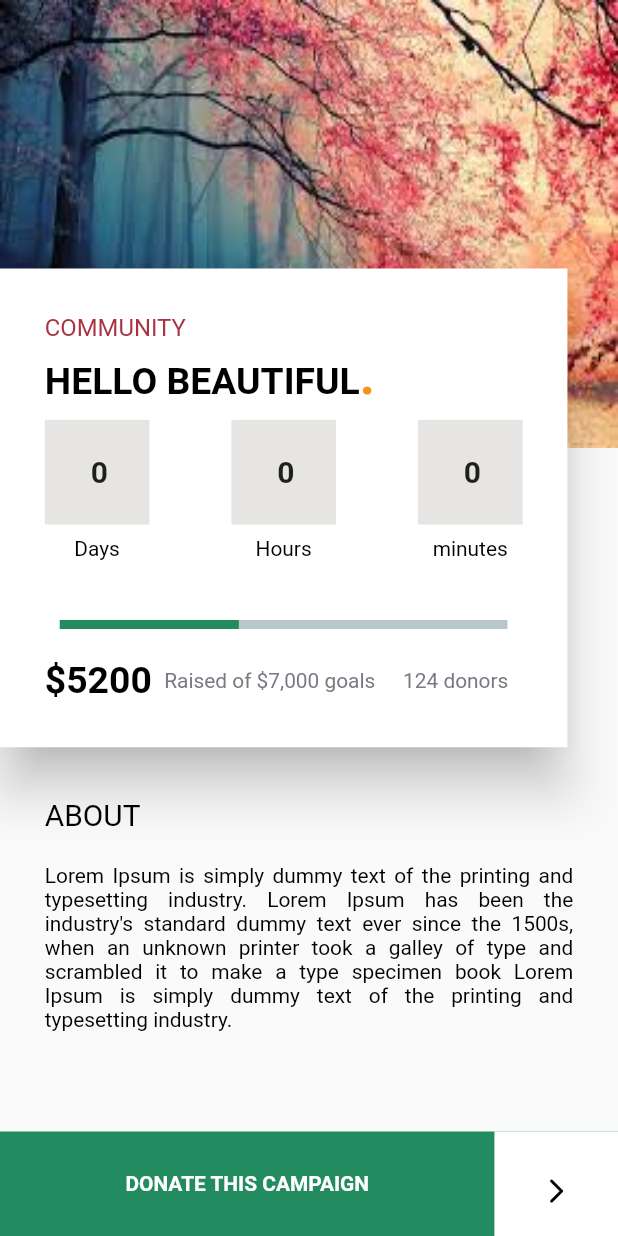
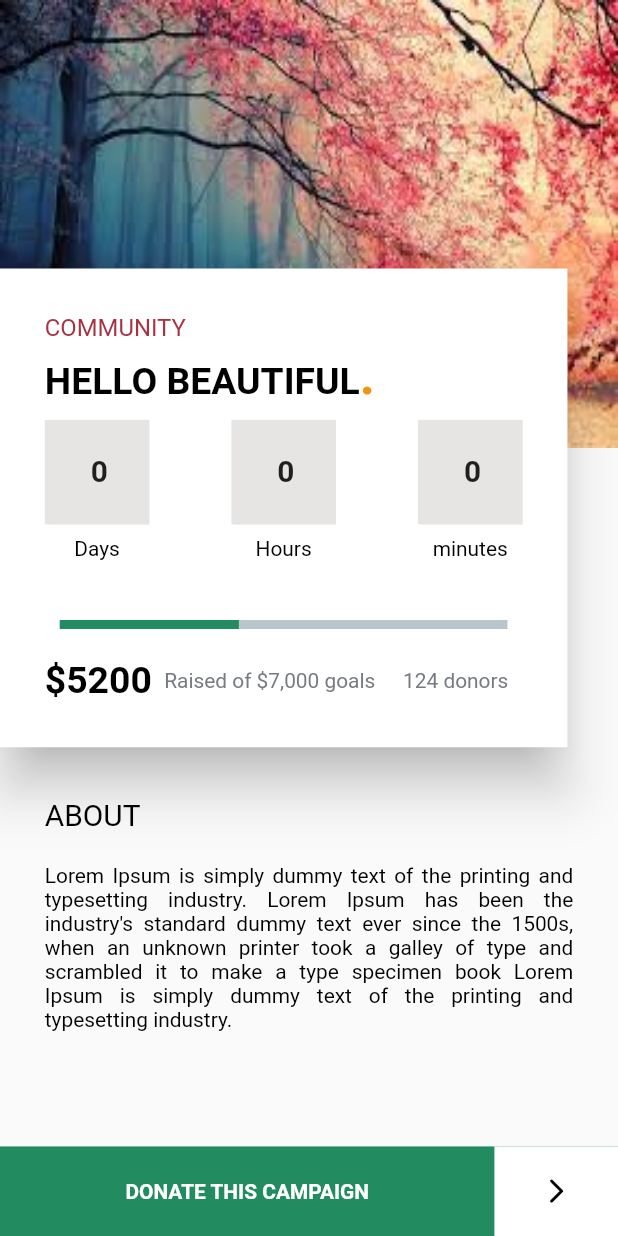
Before and after one commit to mk1799/flutter-animation, a Flutter app: the screen it shows after launch, after a tap on an icon or button, on a phone screen of 412 x 824 dp. Run offline on Flutter 3.47's test engine with Material 2 defaults, Android fonts, the phone set to English and light mode, and no system bars; our stand-ins replace hexcolor.

Commit message:
-font size changes

```diff
--- a/lib/screens/Description.dart
+++ b/lib/screens/Description.dart
@@ -33,7 +33,7 @@ class _DescriptionState extends State<Description> {
       // backgroundColor: bgColor,
       bottomNavigationBar: Container(
         color: HexColor("#228c60"),
-        height: getSize(70),
+        // height: getSize(70),
         child: Row(
           children: [
             Expanded(
@@ -51,7 +51,7 @@ class _DescriptionState extends State<Description> {
             Expanded(
               flex: 1,
               child: Container(
-                padding: EdgeInsets.all(getSize(30)),
+                padding: EdgeInsets.all(getSize(20)),
                 color: Colors.white,
                 child: Icon(
                   Icons.arrow_forward_ios_rounded,
@@ -165,7 +165,7 @@ class _DescriptionState extends State<Description> {
                   slideDirection: SlideDirection.Up,
                   separator: ":",
                   textStyle: TextStyle(
-                    fontSize: 20,
+                    fontSize: getSize(20),
                     fontWeight: FontWeight.bold,
                   ),
                   decoration: BoxDecoration(
```
